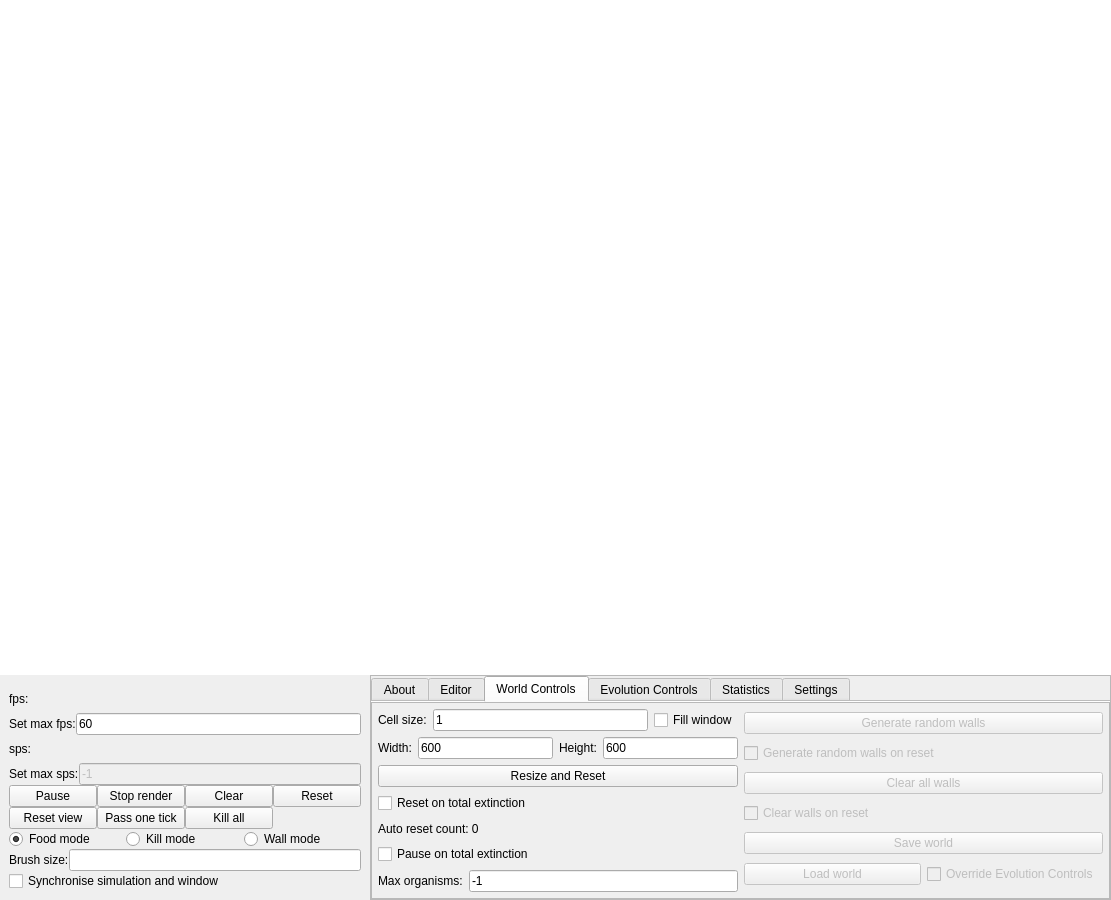
Qt form LifeEngineCpp/mainwindow.ui (SuperSpaceEye/LifeEngineExtended) before a commit.
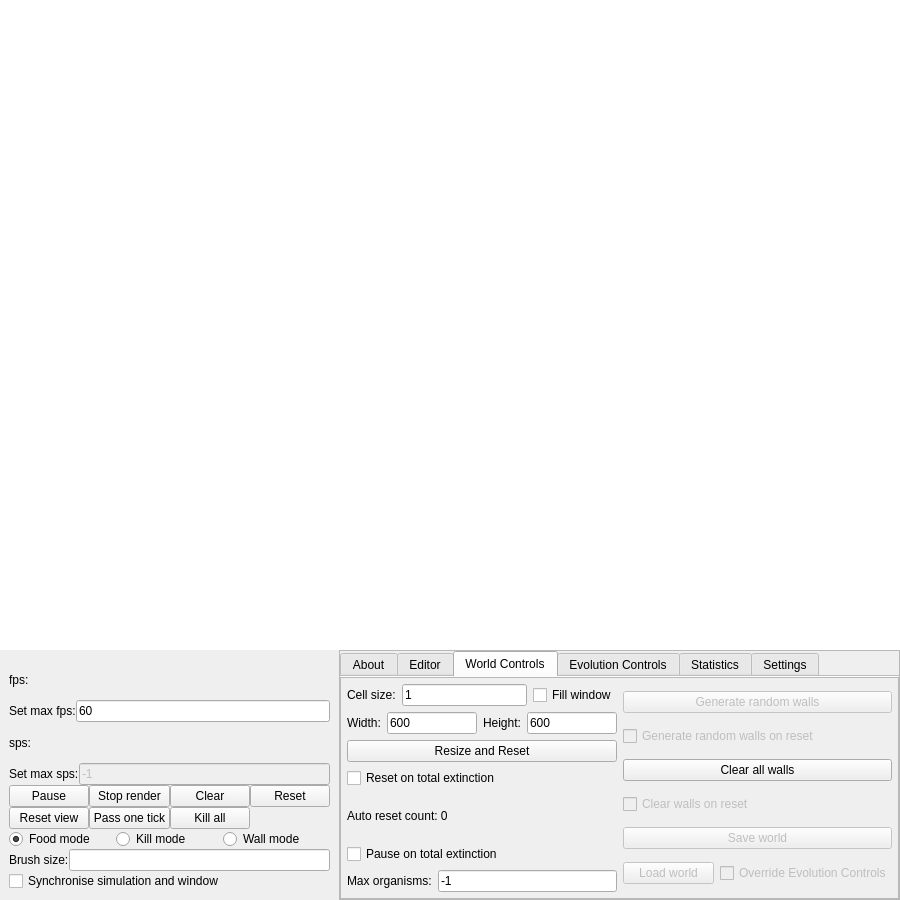
The same form after that commit. The open tabs and pages were chosen to show the change.

```diff
--- a/LifeEngineCpp/mainwindow.ui
+++ b/LifeEngineCpp/mainwindow.ui
@@ -6,7 +6,7 @@
    <rect>
     <x>0</x>
     <y>0</y>
-    <width>1111</width>
+    <width>900</width>
     <height>900</height>
    </rect>
   </property>
@@ -87,11 +87,17 @@
    <item>
     <widget class="QFrame" name="menu_frame">
      <property name="sizePolicy">
-      <sizepolicy hsizetype="Expanding" vsizetype="Expanding">
+      <sizepolicy hsizetype="Expanding" vsizetype="Preferred">
        <horstretch>0</horstretch>
        <verstretch>0</verstretch>
       </sizepolicy>
      </property>
+     <property name="minimumSize">
+      <size>
+       <width>0</width>
+       <height>250</height>
+      </size>
+     </property>
      <property name="frameShape">
       <enum>QFrame::NoFrame</enum>
      </property>
@@ -813,7 +819,7 @@
                  <rect>
                   <x>0</x>
                   <y>0</y>
-                  <width>717</width>
+                  <width>506</width>
                   <height>219</height>
                  </rect>
                 </property>
@@ -998,7 +1004,7 @@
                       <item>
                        <widget class="QPushButton" name="b_clear_all_walls">
                         <property name="enabled">
-                         <bool>false</bool>
+                         <bool>true</bool>
                         </property>
                         <property name="text">
                          <string>Clear all walls</string>
```
Left out of the diff: 8 changed lines with no effect on the pictures.
